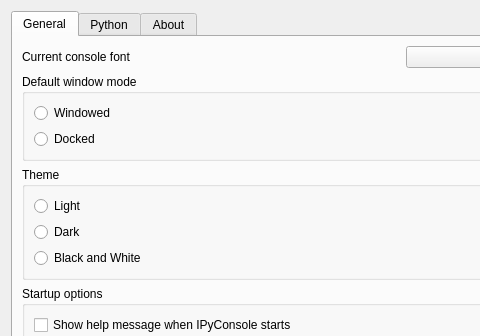
Above: Ui_SettingsDialog.ui from elpaso/qgis-ipythonconsole before the change; both pictures show x 0 to 480 and y 0 to 336 of the 806 by 473 pixel window. Below: the same form after it.
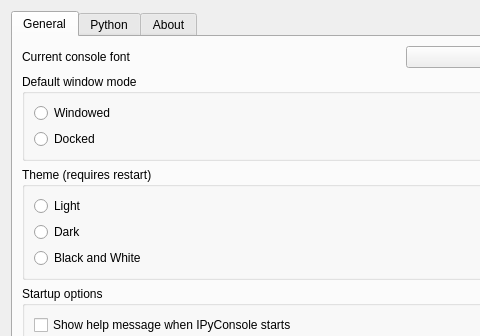
That is the form after the change. The open tabs and pages were chosen to show the change. Icons and pictures are not drawn.

What changed in the file:
```diff
--- a/Ui_SettingsDialog.ui
+++ b/Ui_SettingsDialog.ui
@@ -115,7 +115,7 @@
            <item row="3" column="0" colspan="2">
             <widget class="QGroupBox" name="groupBox">
              <property name="title">
-              <string>Theme</string>
+              <string>Theme (requires restart)</string>
              </property>
              <layout class="QGridLayout" name="gridLayout_4">
               <item row="0" column="0">
```
